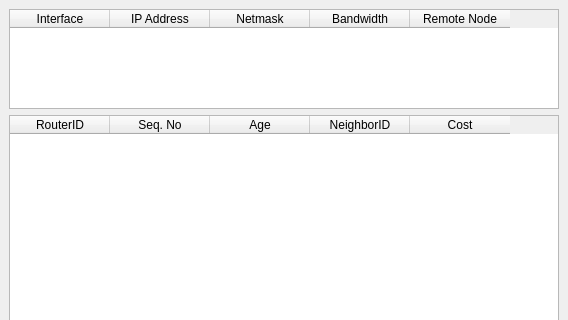
Qt form simulator.ui (baudm/ospf-sim) before a commit; both pictures show x 0 to 568 and y 0 to 320 of the 568 by 716 pixel window.
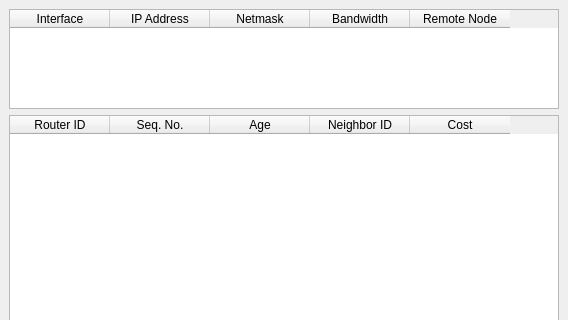
The same form after that commit.

Commit message: Modified some table column headers

Diff of the .ui file:
```diff
--- a/simulator.ui
+++ b/simulator.ui
@@ -83,12 +83,12 @@
       </property>
       <column>
        <property name="text" >
-        <string>RouterID</string>
+        <string>Router ID</string>
        </property>
       </column>
       <column>
        <property name="text" >
-        <string>Seq. No</string>
+        <string>Seq. No.</string>
        </property>
       </column>
       <column>
@@ -98,7 +98,7 @@
       </column>
       <column>
        <property name="text" >
-        <string>NeighborID</string>
+        <string>Neighbor ID</string>
        </property>
       </column>
       <column>
```
